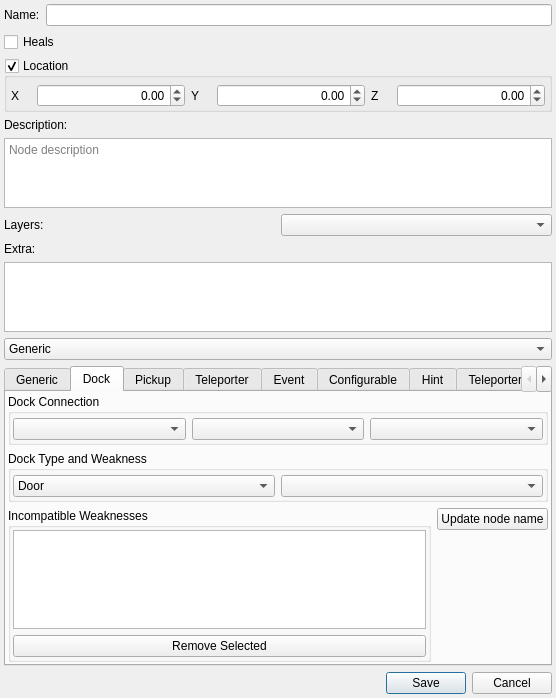
First picture: the form in randovania/gui/ui_files/node_details_popup.ui, repository randovania/randovania, before the edit.
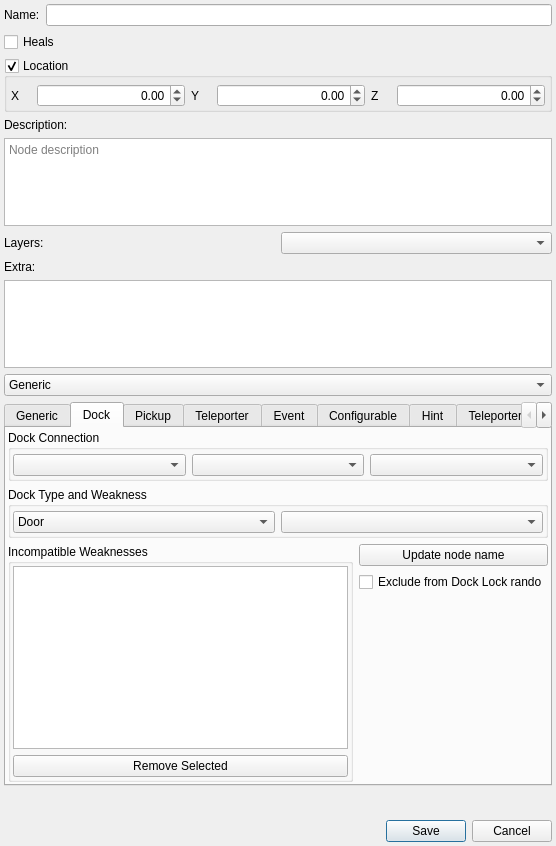
Second picture: the form after the edit.

Commit message: Add dock_exclude_lock_rando_check to db

What changed in the file:
```diff
--- a/randovania/gui/ui_files/node_details_popup.ui
+++ b/randovania/gui/ui_files/node_details_popup.ui
@@ -7,7 +7,7 @@
     <x>0</x>
     <y>0</y>
     <width>556</width>
-    <height>698</height>
+    <height>846</height>
    </rect>
   </property>
   <property name="sizePolicy">
@@ -322,6 +322,67 @@
        <property name="bottomMargin">
         <number>2</number>
        </property>
+       <item row="0" column="0" colspan="2">
+        <widget class="QGroupBox" name="dock_connection_group">
+         <property name="title">
+          <string>Dock Connection</string>
+         </property>
+         <layout class="QHBoxLayout" name="dock_connection_layout">
+          <property name="leftMargin">
+           <number>2</number>
+          </property>
+          <property name="topMargin">
+           <number>4</number>
+          </property>
+          <property name="rightMargin">
+           <number>2</number>
+          </property>
+          <property name="bottomMargin">
+           <number>2</number>
+          </property>
+          <item>
+           <widget class="QComboBox" name="dock_connection_world_combo"/>
+          </item>
+          <item>
+           <widget class="QComboBox" name="dock_connection_area_combo"/>
+          </item>
+          <item>
+           <widget class="QComboBox" name="dock_connection_node_combo"/>
+          </item>
+         </layout>
+        </widget>
+       </item>
+       <item row="2" column="0" rowspan="3">
+        <widget class="QGroupBox" name="dock_incompatible_box">
+         <property name="title">
+          <string>Incompatible Weaknesses</string>
+         </property>
+         <layout class="QVBoxLayout" name="dock_incompatible_layout">
+          <property name="leftMargin">
+           <number>2</number>
+          </property>
+          <property name="topMargin">
+           <number>2</number>
+          </property>
+          <property name="rightMargin">
+           <number>2</number>
+          </property>
+          <property name="bottomMargin">
+           <number>2</number>
+          </property>
+          <item>
+           <widget class="QListView" name="dock_incompatible_list"/>
+          </item>
+          <item>
+           <widget class="QPushButton" name="dock_incompatible_button">
+            <property name="text">
+             <string>Remove Selected</string>
+            </property>
+           </widget>
+          </item>
+         </layout>
+        </widget>
+       </item>
        <item row="1" column="0" colspan="2">
         <widget class="QGroupBox" name="groupBox">
          <property name="title">
@@ -377,37 +438,7 @@
          </property>
         </widget>
        </item>
-       <item row="0" column="0" colspan="2">
-        <widget class="QGroupBox" name="dock_connection_group">
-         <property name="title">
-          <string>Dock Connection</string>
-         </property>
-         <layout class="QHBoxLayout" name="dock_connection_layout">
-          <property name="leftMargin">
-           <number>2</number>
-          </property>
-          <property name="topMargin">
-           <number>4</number>
-          </property>
-          <property name="rightMargin">
-           <number>2</number>
-          </property>
-          <property name="bottomMargin">
-           <number>2</number>
-          </property>
-          <item>
-           <widget class="QComboBox" name="dock_connection_world_combo"/>
-          </item>
-          <item>
-           <widget class="QComboBox" name="dock_connection_area_combo"/>
-          </item>
-          <item>
-           <widget class="QComboBox" name="dock_connection_node_combo"/>
-          </item>
-         </layout>
-        </widget>
-       </item>
-       <item row="3" column="1">
+       <item row="4" column="1">
         <spacer name="verticalSpacer">
          <property name="orientation">
           <enum>Qt::Vertical</enum>
@@ -420,35 +451,11 @@
          </property>
         </spacer>
        </item>
-       <item row="2" column="0" rowspan="2">
-        <widget class="QGroupBox" name="dock_incompatible_box">
-         <property name="title">
-          <string>Incompatible Weaknesses</string>
+       <item row="3" column="1">
+        <widget class="QCheckBox" name="dock_exclude_lock_rando_check">
+         <property name="text">
+          <string>Exclude from Dock Lock rando</string>
          </property>
-         <layout class="QVBoxLayout" name="dock_incompatible_layout">
-          <property name="leftMargin">
-           <number>2</number>
-          </property>
-          <property name="topMargin">
-           <number>2</number>
-          </property>
-          <property name="rightMargin">
-           <number>2</number>
-          </property>
-          <property name="bottomMargin">
-           <number>2</number>
-          </property>
-          <item>
-           <widget class="QListView" name="dock_incompatible_list"/>
-          </item>
-          <item>
-           <widget class="QPushButton" name="dock_incompatible_button">
-            <property name="text">
-             <string>Remove Selected</string>
-            </property>
-           </widget>
-          </item>
-         </layout>
         </widget>
        </item>
       </layout>
```
The commit also changes 7 other files.
